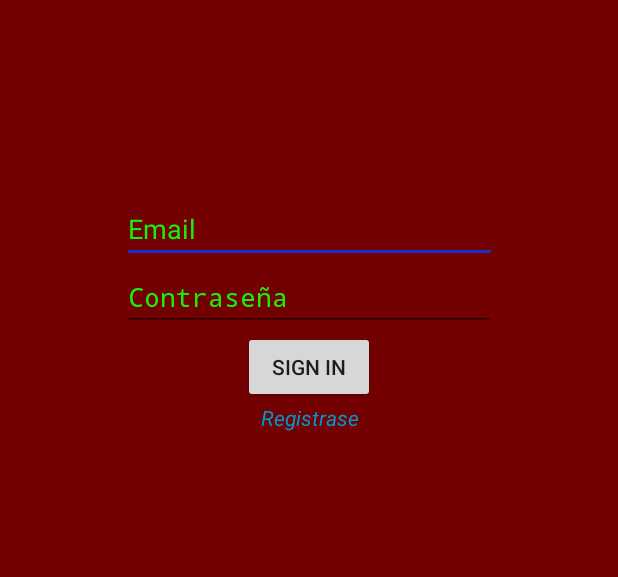
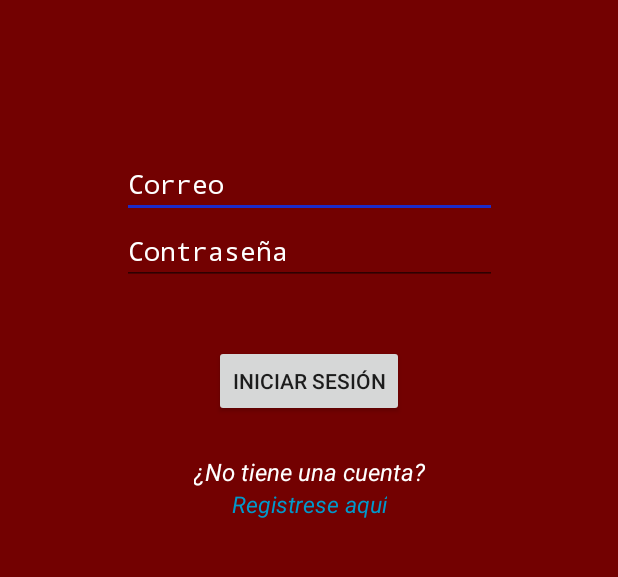
Before and after one commit to AlexGal0/QBeat, an Android app: the Login screen opened directly, with no data from a screen before it, on a phone screen of 412 x 824 dp, the part 426-1003 px from its top. Run offline under Robolectric (Android 15) with nearby library versions, the phone set to English and light mode, and no system bars; our stand-ins replace Firebase (no records; nobody signed in at launch, a user with empty details on screens opened directly).

Commit message:
Cambio visual al texto, como tamaños y colores, tambien el orden de llenar el formulario de resgitro. Siguen los colores y estilo de los botones.

```diff
--- a/app/src/main/res/layout/login_layout.xml
+++ b/app/src/main/res/layout/login_layout.xml
@@ -37,11 +37,13 @@
             android:layout_width="match_parent"
             android:layout_height="wrap_content"
             android:ems="10"
-            android:hint="Email"
+            android:hint="Correo"
             android:inputType="textEmailAddress"
-            android:textAllCaps="false"
             android:textColor="@color/white"
-            android:textColorHint="@color/progress" />
+            android:textColorHint="@color/white"
+            android:typeface="monospace"
+            android:textSize="17sp"
+            />
 
         <EditText
             android:id="@+id/password_login"
@@ -51,22 +53,35 @@
             android:hint="Contraseña"
             android:inputType="textPassword"
             android:textColor="@color/white"
-            android:textColorHint="@color/progress" />
+            android:textColorHint="@color/white"
+            android:textSize="17sp"/>
 
         <Button
             android:id="@+id/login_button"
             android:layout_width="wrap_content"
             android:layout_height="wrap_content"
-            android:text="Sign In" />
+            android:layout_marginTop="40dp"
+            android:text="Iniciar sesión" />
+
+        <TextView
+            android:layout_width="wrap_content"
+            android:layout_height="wrap_content"
+            android:layout_marginTop="25dp"
+            android:text="¿No tiene una cuenta?"
+            android:textAlignment="center"
+            android:textColor="@android:color/background_light"
+            android:textStyle="italic"
+            android:textSize="16sp"/>
 
         <TextView
             android:id="@+id/registrar_login"
             android:layout_width="wrap_content"
             android:layout_height="wrap_content"
-            android:text="Registrase"
+            android:text="Registrese aquí"
             android:textAlignment="center"
             android:textColor="@android:color/holo_blue_dark"
-            android:textStyle="italic" />
+            android:textStyle="italic"
+            android:textSize="15sp"/>
     </LinearLayout>
 
     <ProgressBar
--- a/app/src/main/res/layout/registrar_layout.xml
+++ b/app/src/main/res/layout/registrar_layout.xml
@@ -16,16 +16,6 @@
         android:orientation="vertical">
 
         <EditText
-            android:id="@+id/email_register"
-            android:layout_width="match_parent"
-            android:layout_height="wrap_content"
-            android:ems="10"
-            android:hint="Email"
-            android:inputType="textEmailAddress"
-            android:textColor="@color/white"
-            android:textColorHint="@color/white" />
-
-        <EditText
             android:id="@+id/name_register"
             android:layout_width="match_parent"
             android:layout_height="wrap_content"
@@ -34,6 +24,16 @@
             android:inputType="textPersonName"
             android:textColor="@color/white"
             android:textColorHint="@color/white"/>
+
+        <EditText
+            android:id="@+id/email_register"
+            android:layout_width="match_parent"
+            android:layout_height="wrap_content"
+            android:ems="10"
+            android:hint="Correo"
+            android:inputType="textEmailAddress"
+            android:textColor="@color/white"
+            android:textColorHint="@color/white" />
 
         <EditText
             android:id="@+id/password_register"
```
